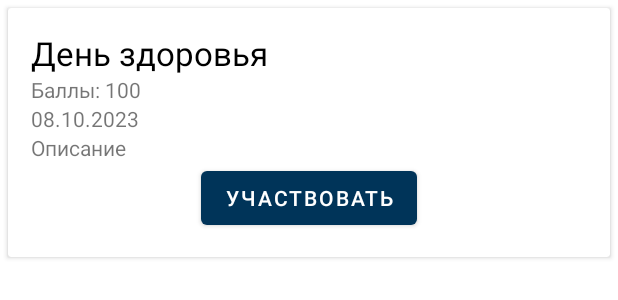
After one commit to SergeiKrainyukov/AdaptumApp, an Android app: the layout item_event.xml on its own in the app's theme, with its tools: preview values and no code run, on a phone screen of 412 x 824 dp. The commit adds this screen. Shown: the top 300 px of the screen. Run offline under Robolectric (Android 15) with nearby library versions, the phone set to English and light mode, and no system bars.

Commit message:
Обновлен экран событий

```diff
--- a/app/build.gradle
+++ b/app/build.gradle
@@ -91,7 +91,6 @@ dependencies {
     //Room
     implementation "androidx.room:room-runtime:$room"
     kapt "androidx.room:room-compiler:$room"
-    implementation "androidx.room:room-rxjava2:$room"
 
     //Dagger
     implementation "com.google.dagger:dagger:$dagger"
--- a/app/src/main/java/com/example/adaptumapp/di/AppComponent.kt
+++ b/app/src/main/java/com/example/adaptumapp/di/AppComponent.kt
@@ -2,6 +2,7 @@ package com.example.adaptumapp.di
 
 import com.example.adaptumapp.di.modules.AppModule
 import com.example.adaptumapp.presentation.MainActivity
+import com.example.adaptumapp.presentation.fragments.EventsFragment
 import com.example.adaptumapp.presentation.fragments.ProfileFragment
 import dagger.Component
 import javax.inject.Singleton
@@ -18,4 +19,6 @@ interface AppComponent {
 
     fun inject(profileFragment: ProfileFragment)
 
+    fun inject(eventsFragment: EventsFragment)
+
 }
--- a/app/src/main/java/com/example/adaptumapp/di/modules/ViewModelModule.kt
+++ b/app/src/main/java/com/example/adaptumapp/di/modules/ViewModelModule.kt
@@ -4,6 +4,7 @@ import androidx.lifecycle.ViewModel
 import androidx.lifecycle.ViewModelProvider
 import com.example.adaptumapp.di.AppViewModelFactory
 import com.example.adaptumapp.di.ViewModelKey
+import com.example.adaptumapp.presentation.viewModels.EventsFragmentViewModel
 import com.example.adaptumapp.presentation.viewModels.ProfileFragmentViewModel
 import dagger.Binds
 import dagger.Module
@@ -20,4 +21,8 @@ abstract class ViewModelModule {
     @ViewModelKey(ProfileFragmentViewModel::class)
     internal abstract fun bindProfileFragmentViewModel(viewModel: ProfileFragmentViewModel): ViewModel
 
+    @Binds
+    @IntoMap
+    @ViewModelKey(EventsFragmentViewModel::class)
+    internal abstract fun bindEventsFragmentViewModel(viewModel: EventsFragmentViewModel): ViewModel
 }
--- /dev/null
+++ b/app/src/main/res/layout/item_event.xml
@@ -0,0 +1,47 @@
+<?xml version="1.0" encoding="utf-8"?>
+<androidx.cardview.widget.CardView xmlns:android="http://schemas.android.com/apk/res/android"
+    xmlns:tools="http://schemas.android.com/tools"
+    android:layout_width="match_parent"
+    android:layout_height="wrap_content"
+    android:layout_margin="5dp">
+
+    <LinearLayout
+        android:layout_width="match_parent"
+        android:layout_height="wrap_content"
+        android:padding="15dp"
+        android:orientation="vertical">
+
+        <TextView
+            android:id="@+id/title"
+            style="@style/TitleTextStyleBlack"
+            android:layout_width="match_parent"
+            android:layout_height="wrap_content"
+            tools:text="День здоровья" />
+
+        <TextView
+            android:id="@+id/scores"
+            android:layout_width="match_parent"
+            android:layout_height="wrap_content"
+            tools:text="Баллы: 100" />
+
+        <TextView
+            android:id="@+id/date"
+            android:layout_width="match_parent"
+            android:layout_height="wrap_content"
+            tools:text="08.10.2023" />
+
+        <TextView
+            android:id="@+id/description"
+            android:layout_width="match_parent"
+            android:layout_height="wrap_content"
+            tools:text="Описание" />
+
+        <Button
+            android:id="@+id/register_button"
+            android:layout_width="wrap_content"
+            android:layout_height="wrap_content"
+            android:layout_gravity="center"
+            tools:text="Участвовать" />
+    </LinearLayout>
+
+</androidx.cardview.widget.CardView>
```
Also changed, not shown: app/src/main/java/com/example/adaptumapp/presentation/adapters/EventItemDiffCallback.kt (added, +10 -0 lines), app/src/main/java/com/example/adaptumapp/presentation/adapters/EventViewHolder.kt (added, +33 -0 lines), app/src/main/java/com/example/adaptumapp/presentation/adapters/EventsListAdapter.kt (added, +21 -0 lines), app/src/main/java/com/example/adaptumapp/presentation/fragments/EventsFragment.kt (+46 -7 lines), app/src/main/java/com/example/adaptumapp/presentation/model/EventListItem.kt (added, +10 -0 lines), app/src/main/java/com/example/adaptumapp/presentation/viewModels/EventsFragmentViewModel.kt (added, +24 -0 lines), app/src/main/res/layout/fragment_events.xml (+9 -2 lines).
